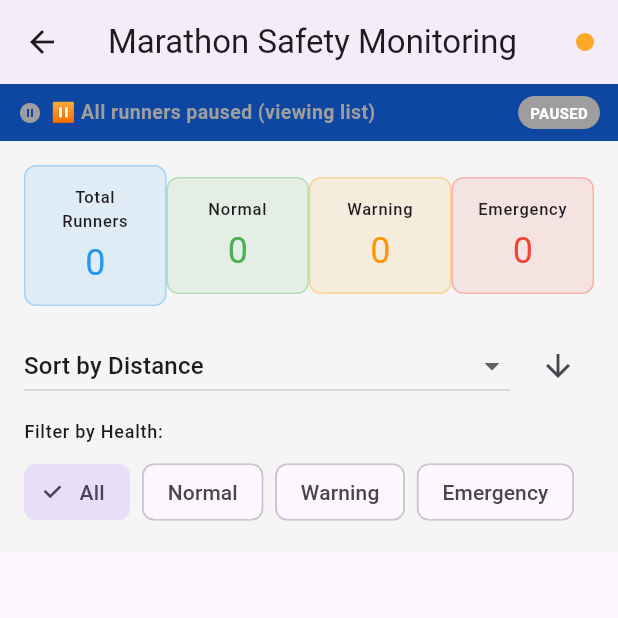
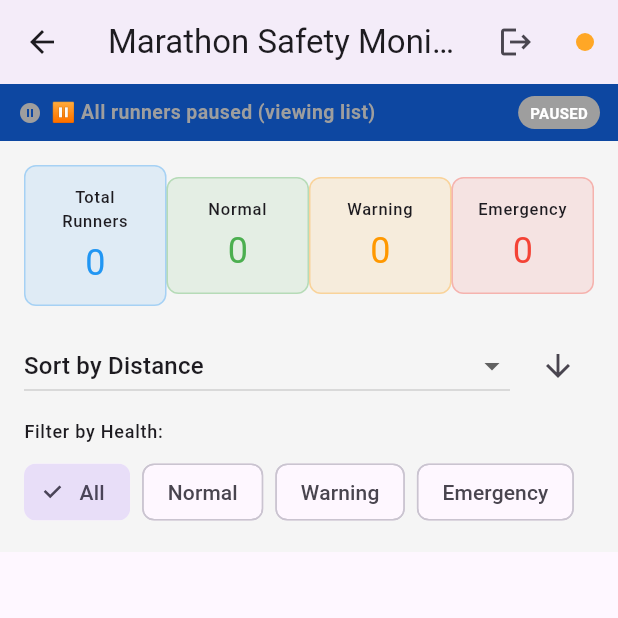
Before and after one commit to katikraavi/Marathon, a Flutter app: the RaceListScreen screen opened directly, on a phone screen of 412 x 824 dp, the top half of it. Run offline on Flutter 3.47's test engine with Material 3 defaults, Android fonts, the phone set to English and light mode, and no system bars; our stand-ins replace fl_chart, flutter_local_notifications; network calls fail.

Commit message:
Feature: Add logout button to app bar

```diff
--- a/frontend/lib/presentation/screens/race_list_screen.dart
+++ b/frontend/lib/presentation/screens/race_list_screen.dart
@@ -5,6 +5,7 @@ import '../../data/repositories/runner_repository.dart';
 import '../../data/models/runner_data.dart';
 import '../../presentation/providers/runners_provider.dart';
 import '../../presentation/providers/runner_detail_provider.dart';
+import '../../presentation/providers/auth_provider.dart';
 import '../../data/sources/websocket_source.dart';
 import '../../services/notification_service.dart';
 import '../../presentation/widgets/global_status_bar.dart';
@@ -171,6 +172,13 @@ class _RaceListScreenState extends State<RaceListScreen> with WidgetsBindingObse
           centerTitle: true,
           elevation: 2,
           actions: [
+            IconButton(
+              icon: const Icon(Icons.logout),
+              tooltip: 'Logout',
+              onPressed: () {
+                context.read<AuthProvider>().logout();
+              },
+            ),
             Padding(
               padding: const EdgeInsets.all(16),
               child: Center(
```
